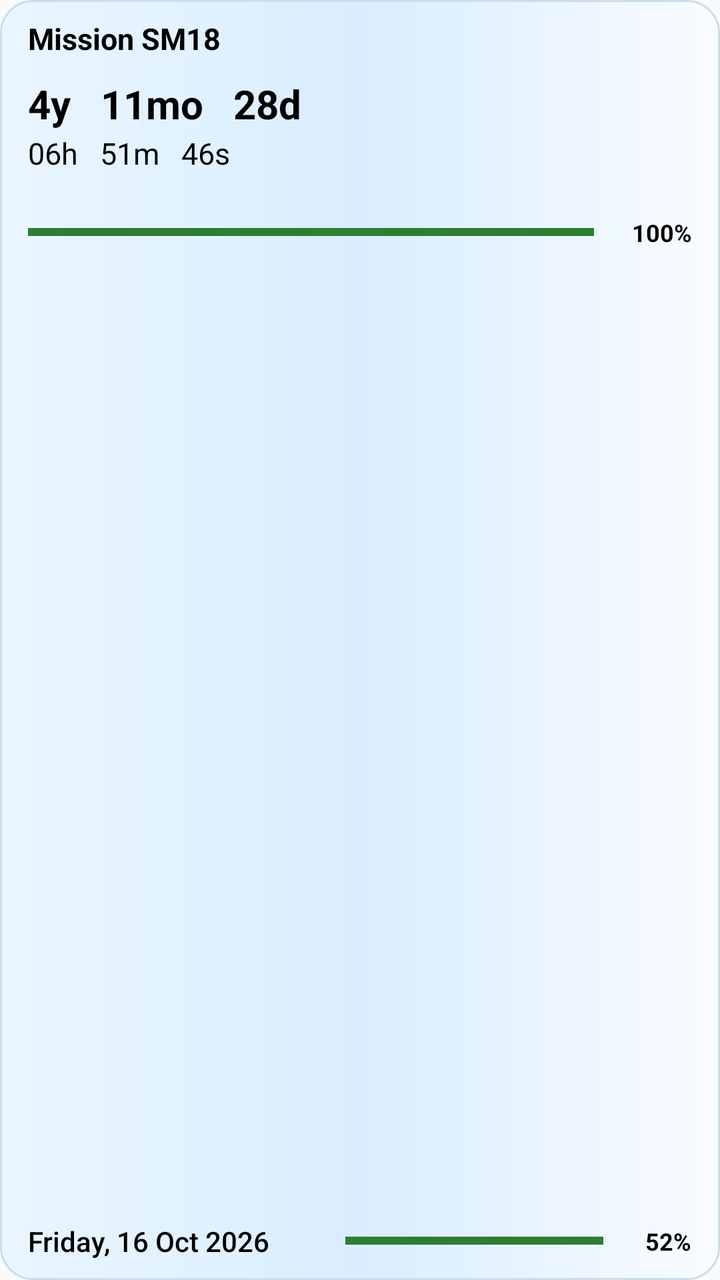
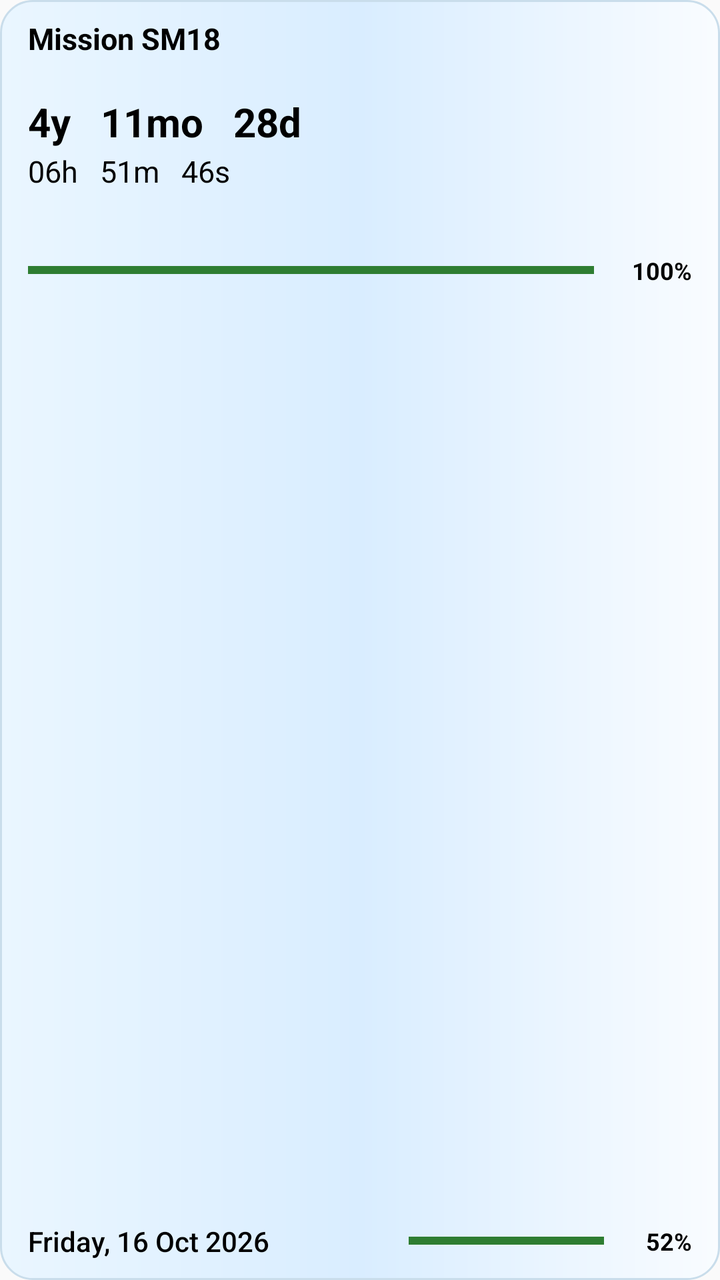

Screens rendered from an Android XML layout before and after an edit, with the pre-edit source and the edit as a unified diff.
<!-- AndroidManifest.xml: application theme android:Theme.Material.Light.NoActionBar -->
<!-- res/layout/countdown_widget.xml -->
<?xml version="1.0" encoding="utf-8"?>
<LinearLayout xmlns:android="http://schemas.android.com/apk/res/android"
    android:id="@+id/widget_root"
    android:layout_width="match_parent"
    android:layout_height="match_parent"
    android:orientation="vertical"
    android:gravity="top"
    android:paddingStart="14dp"
    android:paddingEnd="14dp"
    android:paddingTop="9dp"
    android:paddingBottom="10dp"
    android:background="@drawable/widget_background">

    <TextView
        android:id="@+id/widget_title"
        android:layout_width="match_parent"
        android:layout_height="wrap_content"
        android:text="Mission SM18"
        android:textColor="#FF000000"
        android:textSize="15sp"
        android:textStyle="bold"
        android:maxLines="1" />

    <TextView
        android:id="@+id/widget_date"
        android:layout_width="match_parent"
        android:layout_height="wrap_content"
        android:layout_marginTop="9dp"
        android:text="4y   11mo   28d"
        android:textColor="#FF000000"
        android:textSize="20sp"
        android:textStyle="bold"
        android:maxLines="1"
        android:ellipsize="end" />

    <LinearLayout
        android:id="@+id/widget_time_row"
        android:layout_width="match_parent"
        android:layout_height="wrap_content"
        android:layout_marginTop="3dp"
        android:gravity="center_vertical"
        android:orientation="horizontal">

        <TextView
            android:id="@+id/widget_time"
            android:layout_width="wrap_content"
            android:layout_height="wrap_content"
            android:text="06h   51m   46s"
            android:textColor="#FF000000"
            android:textSize="15sp"
            android:includeFontPadding="false"
            android:maxLines="1" />

    </LinearLayout>

    <LinearLayout
        android:id="@+id/widget_main_progress_row"
        android:layout_width="match_parent"
        android:layout_height="wrap_content"
        android:layout_marginTop="22dp"
        android:gravity="center_vertical"
        android:orientation="horizontal">
        <FrameLayout
            android:layout_width="0dp"
            android:layout_height="8dp"
            android:layout_weight="1">
            <ProgressBar android:id="@+id/widget_progress_green" style="?android:attr/progressBarStyleHorizontal" android:layout_width="match_parent" android:layout_height="8dp" android:max="1000" android:progress="1000" android:progressTint="#2E7D32" android:progressBackgroundTint="#559E9E9E" />
            <ProgressBar android:id="@+id/widget_progress_yellow" style="?android:attr/progressBarStyleHorizontal" android:layout_width="match_parent" android:layout_height="8dp" android:max="1000" android:progress="1000" android:progressTint="#F9A825" android:progressBackgroundTint="#559E9E9E" android:visibility="gone" />
            <ProgressBar android:id="@+id/widget_progress_orange" style="?android:attr/progressBarStyleHorizontal" android:layout_width="match_parent" android:layout_height="8dp" android:max="1000" android:progress="1000" android:progressTint="#EF6C00" android:progressBackgroundTint="#559E9E9E" android:visibility="gone" />
            <ProgressBar android:id="@+id/widget_progress_red" style="?android:attr/progressBarStyleHorizontal" android:layout_width="match_parent" android:layout_height="8dp" android:max="1000" android:progress="1000" android:progressTint="#C62828" android:progressBackgroundTint="#559E9E9E" android:visibility="gone" />
        </FrameLayout>
        <TextView
            android:id="@+id/widget_main_percent"
            android:layout_width="42dp"
            android:layout_height="wrap_content"
            android:layout_marginStart="7dp"
            android:gravity="end|center_vertical"
            android:text="100%"
            android:textColor="#FF000000"
            android:textSize="12sp"
            android:textStyle="bold"
            android:maxLines="1" />
    </LinearLayout>

    <LinearLayout
        android:layout_width="match_parent"
        android:layout_height="0dp"
        android:layout_weight="1"
        android:orientation="vertical" />

    <LinearLayout
        android:id="@+id/widget_bottom_row"
        android:layout_width="match_parent"
        android:layout_height="wrap_content"
        android:layout_marginTop="4dp"
        android:gravity="center_vertical"
        android:orientation="horizontal">
        <TextView
            android:id="@+id/widget_today"
            android:layout_width="0dp"
            android:layout_height="wrap_content"
            android:layout_weight="1.15"
            android:layout_marginEnd="10dp"
            android:text="Friday, 16 Oct 2026"
            android:textColor="#FF000000"
            android:textSize="14sp"
            android:fontFamily="sans-serif-medium"
            android:maxLines="1"
            android:ellipsize="end" />
        <FrameLayout
            android:layout_width="0dp"
            android:layout_height="6dp"
            android:layout_weight="1"
            android:contentDescription="Time remaining today">
            <ProgressBar android:id="@+id/widget_day_track" style="?android:attr/progressBarStyleHorizontal" android:layout_width="match_parent" android:layout_height="6dp" android:max="1000" android:progress="1000" android:progressTint="#559E9E9E" android:progressBackgroundTint="#559E9E9E" />
            <ProgressBar android:id="@+id/widget_day_green" style="?android:attr/progressBarStyleHorizontal" android:layout_width="match_parent" android:layout_height="6dp" android:max="1000" android:progress="1000" android:progressTint="#2E7D32" android:progressBackgroundTint="#559E9E9E" />
            <ProgressBar android:id="@+id/widget_day_yellow" style="?android:attr/progressBarStyleHorizontal" android:layout_width="match_parent" android:layout_height="6dp" android:max="1000" android:progress="1000" android:progressTint="#F9A825" android:progressBackgroundTint="#559E9E9E" android:visibility="gone" />
            <ProgressBar android:id="@+id/widget_day_orange" style="?android:attr/progressBarStyleHorizontal" android:layout_width="match_parent" android:layout_height="6dp" android:max="1000" android:progress="1000" android:progressTint="#EF6C00" android:progressBackgroundTint="#559E9E9E" android:visibility="gone" />
            <ProgressBar android:id="@+id/widget_day_red" style="?android:attr/progressBarStyleHorizontal" android:layout_width="match_parent" android:layout_height="6dp" android:max="1000" android:progress="1000" android:progressTint="#C62828" android:progressBackgroundTint="#559E9E9E" android:visibility="gone" />
        </FrameLayout>
        <TextView
            android:id="@+id/widget_day_percent"
            android:layout_width="38dp"
            android:layout_height="wrap_content"
            android:layout_marginStart="6dp"
            android:gravity="end|center_vertical"
            android:text="52%"
            android:textColor="#FF000000"
            android:textSize="12sp"
            android:textStyle="bold"
            android:maxLines="1" />
    </LinearLayout>
</LinearLayout>
<!-- resources referenced by this layout -->
<resources>
  <!-- drawable widget_background (drawable) -->
  <?xml version="1.0" encoding="utf-8"?>
  <shape xmlns:android="http://schemas.android.com/apk/res/android">
      <gradient android:angle="0" android:startColor="#FFEAF6FF" android:centerColor="#FFD9EDFF" android:endColor="#FFF9FCFF" android:type="linear" />
      <corners android:radius="16dp" />
      <stroke android:width="1dp" android:color="#FFC9DDEB" />
  </shape>
</resources>

<!-- the commit's change to res/layout/countdown_widget.xml (unified diff, before → after) -->
@@ -25,7 +25,7 @@
         android:id="@+id/widget_date"
         android:layout_width="match_parent"
         android:layout_height="wrap_content"
-        android:layout_marginTop="9dp"
+        android:layout_marginTop="18dp"
         android:text="4y   11mo   28d"
         android:textColor="#FF000000"
         android:textSize="20sp"
@@ -57,7 +57,7 @@
         android:id="@+id/widget_main_progress_row"
         android:layout_width="match_parent"
         android:layout_height="wrap_content"
-        android:layout_marginTop="22dp"
+        android:layout_marginTop="32dp"
         android:gravity="center_vertical"
         android:orientation="horizontal">
         <FrameLayout
@@ -99,8 +99,8 @@
             android:id="@+id/widget_today"
             android:layout_width="0dp"
             android:layout_height="wrap_content"
-            android:layout_weight="1.15"
-            android:layout_marginEnd="10dp"
+            android:layout_weight="1.5"
+            android:layout_marginEnd="8dp"
             android:text="Friday, 16 Oct 2026"
             android:textColor="#FF000000"
             android:textSize="14sp"
@@ -110,7 +110,7 @@
         <FrameLayout
             android:layout_width="0dp"
             android:layout_height="6dp"
-            android:layout_weight="1"
+            android:layout_weight="0.8"
             android:contentDescription="Time remaining today">
             <ProgressBar android:id="@+id/widget_day_track" style="?android:attr/progressBarStyleHorizontal" android:layout_width="match_parent" android:layout_height="6dp" android:max="1000" android:progress="1000" android:progressTint="#559E9E9E" android:progressBackgroundTint="#559E9E9E" />
             <ProgressBar android:id="@+id/widget_day_green" style="?android:attr/progressBarStyleHorizontal" android:layout_width="match_parent" android:layout_height="6dp" android:max="1000" android:progress="1000" android:progressTint="#2E7D32" android:progressBackgroundTint="#559E9E9E" />
